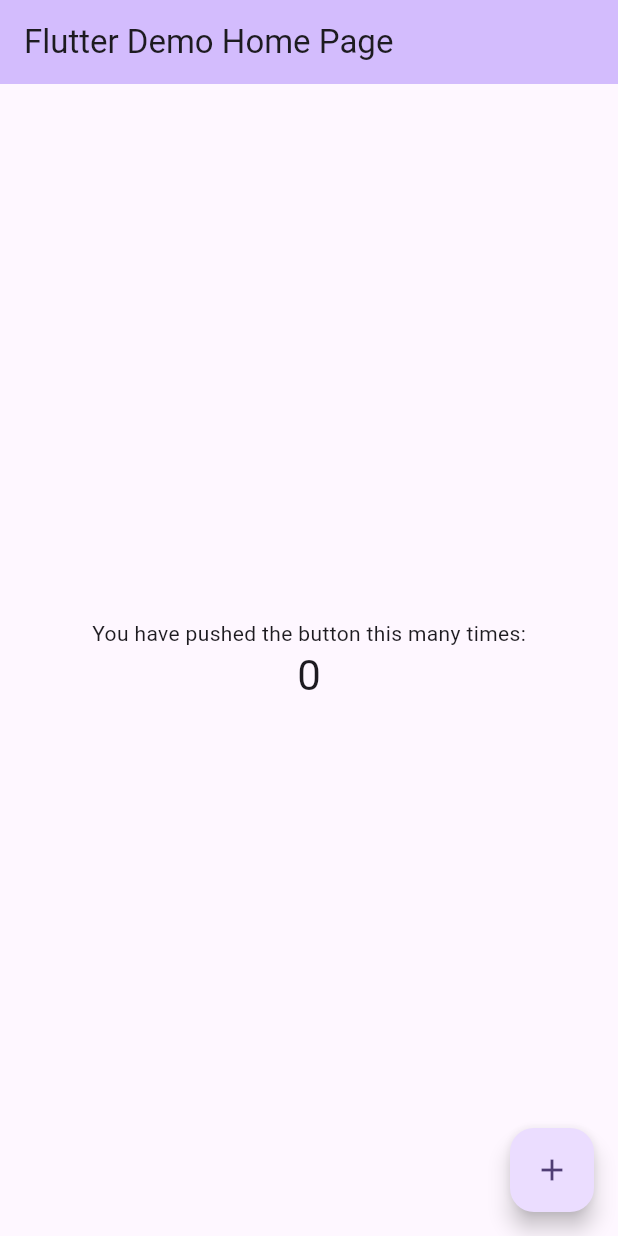
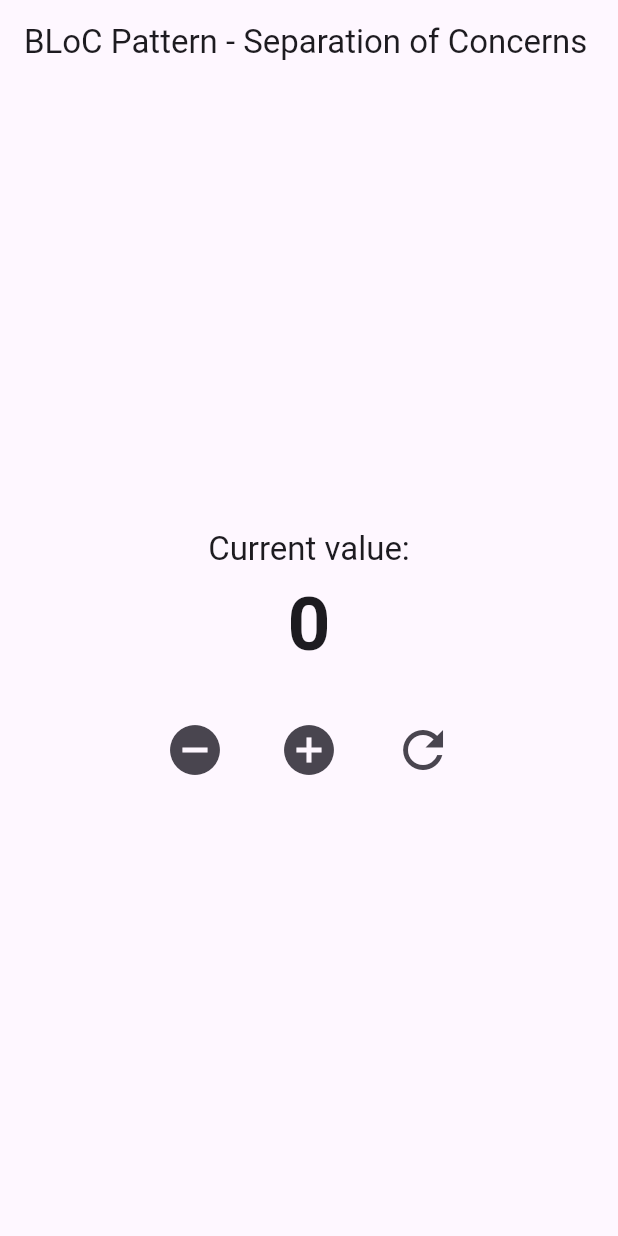
Before and after one commit to tiendat22ktmt2/chude18, a Flutter app: the screen it shows after launch, on a phone screen of 412 x 824 dp. Run offline on Flutter 3.47's test engine with Material 3 defaults, Android fonts, the phone set to English and light mode, and no system bars; our stand-ins replace equatable, flutter_bloc.

Commit message:
Cap nhat

```diff
--- /dev/null
+++ b/baocaotuan3/chude18_tuan3/lib/bloc/counter_bloc.dart
@@ -0,0 +1,42 @@
+import 'package:flutter_bloc/flutter_bloc.dart';
+import '../data/counter_repository.dart';
+import 'counter_event.dart';
+import 'counter_state.dart';
+
+/// BLoC chịu trách nhiệm quản lý toàn bộ business logic
+/// của counter: tăng, giảm, reset, và kiểm tra giới hạn.
+class CounterBloc extends Bloc<CounterEvent, CounterState> {
+  final CounterRepository repository;
+
+  CounterBloc(this.repository) : super(const CounterState(value: 0)) {
+    // Khi người dùng nhấn nút cộng
+    on<IncrementPressed>((event, emit) {
+      final newValue = repository.increment();
+      emit(state.copyWith(
+        value: newValue,
+        isMax: newValue >= 10, // đạt giới hạn trên
+        isMin: false,
+      ));
+    });
+
+    // Khi người dùng nhấn nút trừ
+    on<DecrementPressed>((event, emit) {
+      final newValue = repository.decrement();
+      emit(state.copyWith(
+        value: newValue,
+        isMin: newValue <= -5, // đạt giới hạn dưới
+        isMax: false,
+      ));
+    });
+
+    // Khi người dùng nhấn nút reset
+    on<ResetPressed>((event, emit) {
+      repository.reset(); // ✅ đảm bảo dữ liệu trong repository cũng reset
+      emit(const CounterState(
+        value: 0,
+        isMax: false,
+        isMin: false,
+      ));
+    });
+  }
+}
--- /dev/null
+++ b/baocaotuan3/chude18_tuan3/lib/bloc/counter_event.dart
@@ -0,0 +1,6 @@
+// lib/bloc/counter_event.dart
+abstract class CounterEvent {}
+
+class IncrementPressed extends CounterEvent {}
+class DecrementPressed extends CounterEvent {}
+class ResetPressed extends CounterEvent {}
--- /dev/null
+++ b/baocaotuan3/chude18_tuan3/lib/bloc/counter_state.dart
@@ -0,0 +1,32 @@
+import 'package:equatable/equatable.dart';
+
+class CounterState extends Equatable {
+  final int value;
+  final bool isMax;
+  final bool isMin;
+
+  const CounterState({
+    required this.value,
+    this.isMax = false,
+    this.isMin = false,
+  });
+
+  CounterState copyWith({
+    int? value,
+    bool? isMax,
+    bool? isMin,
+  }) {
+    return CounterState(
+      value: value ?? this.value,
+      isMax: isMax ?? this.isMax,
+      isMin: isMin ?? this.isMin,
+    );
+  }
+
+  @override
+  List<Object?> get props => [value, isMax, isMin];
+
+  @override
+  String toString() =>
+      'CounterState(value: $value, isMax: $isMax, isMin: $isMin)';
+}
--- a/baocaotuan3/chude18_tuan3/lib/main.dart
+++ b/baocaotuan3/chude18_tuan3/lib/main.dart
@@ -1,122 +1,20 @@
+// lib/main.dart
 import 'package:flutter/material.dart';
+import 'package:flutter_bloc/flutter_bloc.dart';
+import 'bloc/counter_bloc.dart';
+import 'data/counter_repository.dart';
+import 'ui/counter_page.dart';
 
 void main() {
-  runApp(const MyApp());
+  final repo = CounterRepository();
+
+  runApp(
+    BlocProvider(
+      create: (_) => CounterBloc(repo),
+      child: const MaterialApp(
+        debugShowCheckedModeBanner: false,
+        home: CounterPage(),
+      ),
+    ),
+  );
 }
-
-class MyApp extends StatelessWidget {
-  const MyApp({super.key});
-
-  // This widget is the root of your application.
-  @override
-  Widget build(BuildContext context) {
-    return MaterialApp(
-      title: 'Flutter Demo',
-      theme: ThemeData(
-        // This is the theme of your application.
-        //
-        // TRY THIS: Try running your application with "flutter run". You'll see
-        // the application has a purple toolbar. Then, without quitting the app,
-        // try changing the seedColor in the colorScheme below to Colors.green
-        // and then invoke "hot reload" (save your changes or press the "hot
-        // reload" button in a Flutter-supported IDE, or press "r" if you used
-        // the command line to start the app).
-        //
-        // Notice that the counter didn't reset back to zero; the application
-        // state is not lost during the reload. To reset the state, use hot
-        // restart instead.
-        //
-        // This works for code too, not just values: Most code changes can be
-        // tested with just a hot reload.
-        colorScheme: ColorScheme.fromSeed(seedColor: Colors.deepPurple),
-      ),
-      home: const MyHomePage(title: 'Flutter Demo Home Page'),
-    );
-  }
-}
-
-class MyHomePage extends StatefulWidget {
-  const MyHomePage({super.key, required this.title});
-
-  // This widget is the home page of your application. It is stateful, meaning
-  // that it has a State object (defined below) that contains fields that affect
-  // how it looks.
-
-  // This class is the configuration for the state. It holds the values (in this
-  // case the title) provided by the parent (in this case the App widget) and
-  // used by the build method of the State. Fields in a Widget subclass are
-  // always marked "final".
-
-  final String title;
-
-  @override
-  State<MyHomePage> createState() => _MyHomePageState();
-}
-
-class _MyHomePageState extends State<MyHomePage> {
-  int _counter = 0;
-
-  void _incrementCounter() {
-    setState(() {
-      // This call to setState tells the Flutter framework that something has
-      // changed in this State, which causes it to rerun the build method below
-      // so that the display can reflect the updated values. If we changed
-      // _counter without calling setState(), then the build method would not be
-      // called again, and so nothing would appear to happen.
-      _counter++;
-    });
-  }
-
-  @override
-  Widget build(BuildContext context) {
-    // This method is rerun every time setState is called, for instance as done
-    // by the _incrementCounter method above.
-    //
-    // The Flutter framework has been optimized to make rerunning build methods
-    // fast, so that you can just rebuild anything that needs updating rather
-    // than having to individually change instances of widgets.
-    return Scaffold(
-      appBar: AppBar(
-        // TRY THIS: Try changing the color here to a specific color (to
-        // Colors.amber, perhaps?) and trigger a hot reload to see the AppBar
-        // change color while the other colors stay the same.
-        backgroundColor: Theme.of(context).colorScheme.inversePrimary,
-        // Here we take the value from the MyHomePage object that was created by
-        // the App.build method, and use it to set our appbar title.
-        title: Text(widget.title),
-      ),
-      body: Center(
-        // Center is a layout widget. It takes a single child and positions it
-        // in the middle of the parent.
-        child: Column(
-          // Column is also a layout widget. It takes a list of children and
-          // arranges them vertically. By default, it sizes itself to fit its
-          // children horizontally, and tries to be as tall as its parent.
-          //
-          // Column has various properties to control how it sizes itself and
-          // how it positions its children. Here we use mainAxisAlignment to
-          // center the children vertically; the main axis here is the vertical
-          // axis because Columns are vertical (the cross axis would be
-          // horizontal).
-          //
-          // TRY THIS: Invoke "debug painting" (choose the "Toggle Debug Paint"
-          // action in the IDE, or press "p" in the console), to see the
-          // wireframe for each widget.
-          mainAxisAlignment: MainAxisAlignment.center,
-          children: <Widget>[
-            const Text('You have pushed the button this many times:'),
-            Text(
-              '$_counter',
-              style: Theme.of(context).textTheme.headlineMedium,
-            ),
-          ],
-        ),
-      ),
-      floatingActionButton: FloatingActionButton(
-        onPressed: _incrementCounter,
-        tooltip: 'Increment',
-        child: const Icon(Icons.add),
-      ), // This trailing comma makes auto-formatting nicer for build methods.
-    );
-  }
-}
--- /dev/null
+++ b/baocaotuan3/chude18_tuan3/lib/ui/counter_page.dart
@@ -0,0 +1,70 @@
+// lib/ui/counter_page.dart
+import 'package:flutter/material.dart';
+import 'package:flutter_bloc/flutter_bloc.dart';
+import '../bloc/counter_bloc.dart';
+import '../bloc/counter_event.dart';
+import '../bloc/counter_state.dart';
+
+class CounterPage extends StatelessWidget {
+  const CounterPage({super.key});
+
+  @override
+  Widget build(BuildContext context) {
+    return Scaffold(
+      appBar: AppBar(title: const Text('BLoC Pattern - Separation of Concerns')),
+      body: Center(
+        child: BlocListener<CounterBloc, CounterState>(
+          listenWhen: (prev, curr) => prev.isMax != curr.isMax || prev.isMin != curr.isMin,
+          listener: (context, state) {
+            if (state.isMax) {
+              ScaffoldMessenger.of(context).showSnackBar(
+                const SnackBar(content: Text('Reached MAX value (10)!')),
+              );
+            } else if (state.isMin) {
+              ScaffoldMessenger.of(context).showSnackBar(
+                const SnackBar(content: Text('Reached MIN value (-5)!')),
+              );
+            }
+          },
+          child: BlocBuilder<CounterBloc, CounterState>(
+            builder: (context, state) {
+              return Column(
+                mainAxisAlignment: MainAxisAlignment.center,
+                children: [
+                  Text('Current value:', style: Theme.of(context).textTheme.titleLarge),
+                  Text(
+                    '${state.value}',
+                    style: const TextStyle(fontSize: 50, fontWeight: FontWeight.bold),
+                  ),
+                  const SizedBox(height: 20),
+                  Row(
+                    mainAxisAlignment: MainAxisAlignment.center,
+                    children: [
+                      IconButton(
+                        iconSize: 40,
+                        onPressed: () => context.read<CounterBloc>().add(DecrementPressed()),
+                        icon: const Icon(Icons.remove_circle),
+                      ),
+                      const SizedBox(width: 20),
+                      IconButton(
+                        iconSize: 40,
+                        onPressed: () => context.read<CounterBloc>().add(IncrementPressed()),
+                        icon: const Icon(Icons.add_circle),
+                      ),
+                      const SizedBox(width: 20),
+                      IconButton(
+                        iconSize: 40,
+                        onPressed: () => context.read<CounterBloc>().add(ResetPressed()),
+                        icon: const Icon(Icons.refresh),
+                      ),
+                    ],
+                  ),
+                ],
+              );
+            },
+          ),
+        ),
+      ),
+    );
+  }
+}
```
Also changed, not shown: baocaotuan3/chude18_tuan3/lib/data/counter_repository.dart (added, +23 -0 lines), baocaotuan3/chude18_tuan3/pubspec.yaml (+5 -2 lines), baocaotuan3/chude18_tuan3/pubspec.lock, 2 other files.
